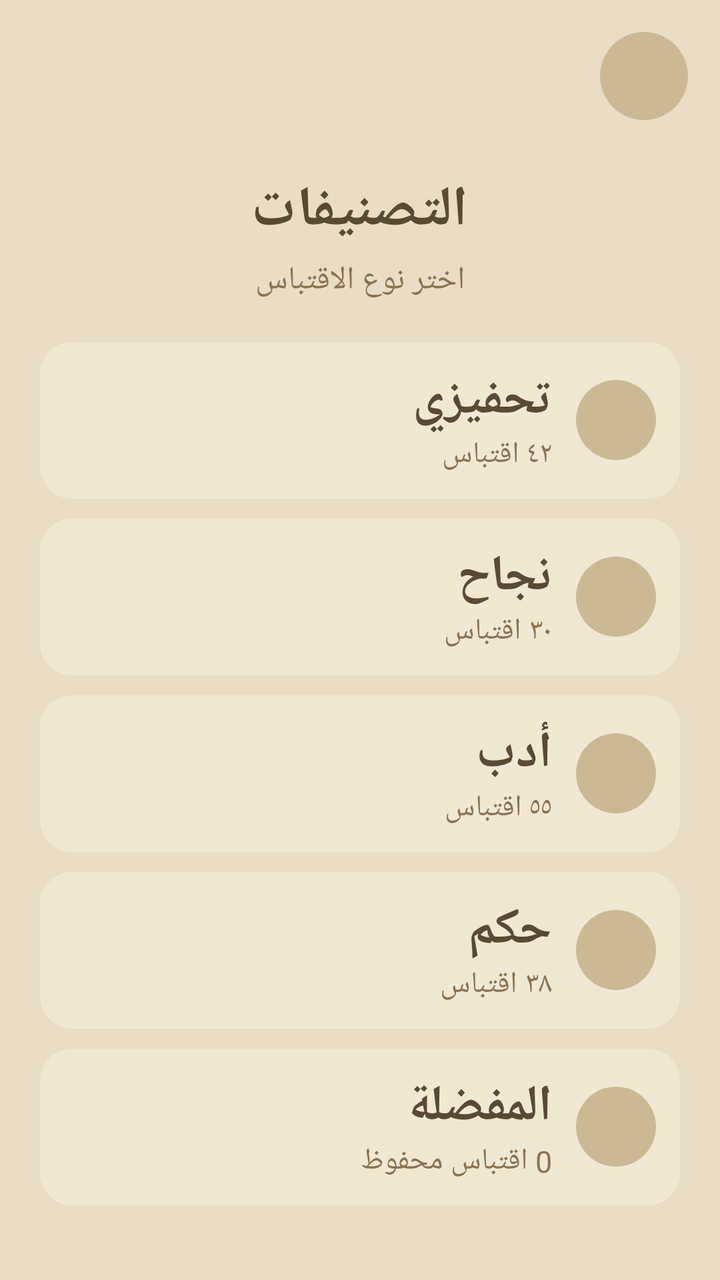
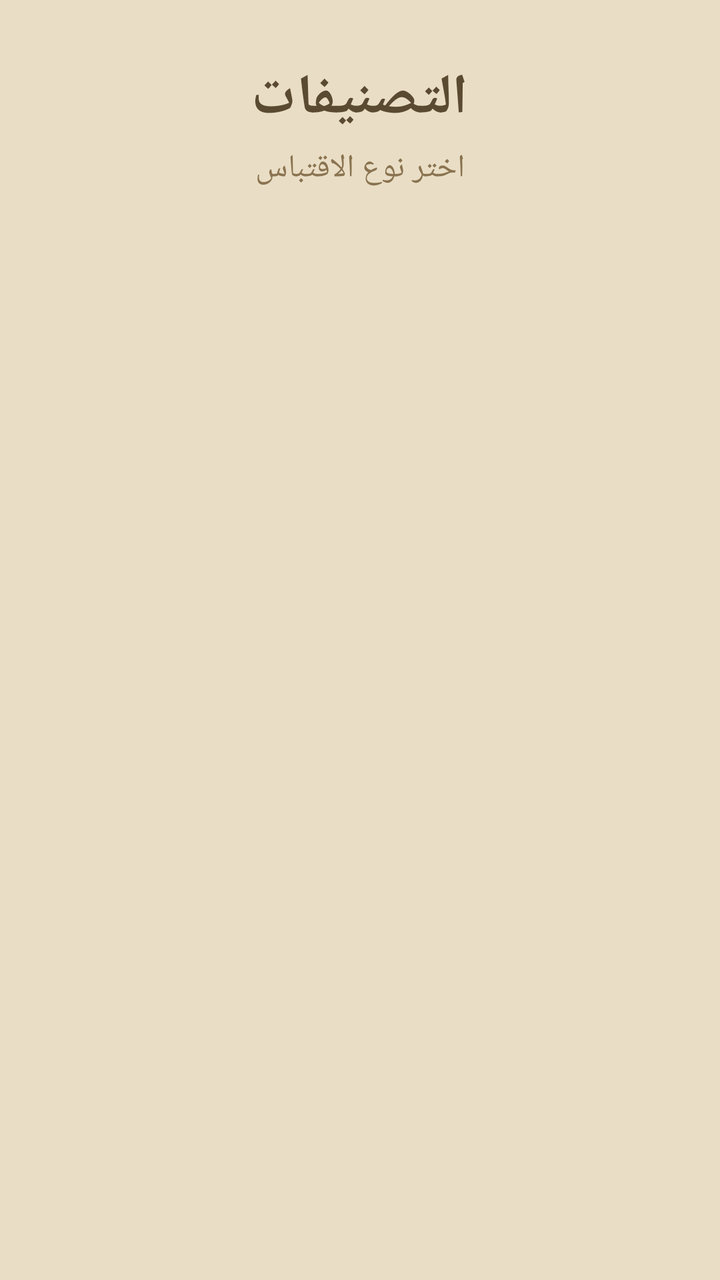

An Android layout rendered at two revisions. The XML below is the earlier revision; the diff shows what the commit changed to produce the second picture.
<!-- AndroidManifest.xml: application theme Theme.AppCompat.Light.NoActionBar -->
<!-- res/layout/fragment_categories.xml -->
<?xml version="1.0" encoding="utf-8"?>
<RelativeLayout xmlns:android="http://schemas.android.com/apk/res/android"
    android:layout_width="match_parent"
    android:layout_height="match_parent"
    android:background="@color/bg_beige"
    android:layoutDirection="rtl">

    <include
        layout="@layout/activity_header_user"
        android:layout_width="match_parent"
        android:layout_height="wrap_content"
        android:layout_alignParentTop="true" />

    <TextView
        android:id="@+id/tvTitle"
        android:layout_width="wrap_content"
        android:layout_height="wrap_content"
        android:layout_below="@id/headerUser"
        android:layout_centerHorizontal="true"
        android:layout_marginTop="10dp"
        android:text="التصنيفات"
        android:textColor="@color/brown_dark"
        android:textSize="28sp"
        android:textStyle="bold" />

    <TextView
        android:id="@+id/tvSubTitle"
        android:layout_width="wrap_content"
        android:layout_height="wrap_content"
        android:text="اختر نوع الاقتباس"
        android:textColor="@color/brown_medium"
        android:textSize="16sp"
        android:layout_below="@id/tvTitle"
        android:layout_centerHorizontal="true"
        android:layout_marginTop="5dp" />

    <ScrollView
        android:layout_width="match_parent"
        android:layout_height="wrap_content"
        android:layout_below="@+id/tvSubTitle">

        <LinearLayout
            android:id="@+id/categoriesLayout"
            android:layout_width="match_parent"
            android:layout_height="wrap_content"
            android:layout_marginStart="20dp"
            android:layout_marginTop="20dp"
            android:layout_marginEnd="20dp"
            android:layout_marginBottom="20dp"
            android:orientation="vertical">

            <LinearLayout
                android:id="@+id/layoutMotivation"
                android:layout_width="match_parent"
                android:layout_height="wrap_content"
                android:layout_marginBottom="10dp"
                android:background="@drawable/ic_card"
                android:gravity="center_vertical"
                android:orientation="horizontal"
                android:clickable="true"
                android:focusable="true"
                android:padding="12dp">

                <View
                    android:layout_width="40dp"
                    android:layout_height="40dp"
                    android:background="@drawable/ic_avatar_circle" />

                <LinearLayout
                    android:layout_width="wrap_content"
                    android:layout_height="wrap_content"
                    android:layout_marginStart="12dp"
                    android:orientation="vertical">

                    <TextView
                        android:layout_width="wrap_content"
                        android:layout_height="wrap_content"
                        android:text="تحفيزي"
                        android:textColor="@color/brown_dark"
                        android:textSize="25sp"
                        android:textStyle="bold" />

                    <TextView
                        android:layout_width="wrap_content"
                        android:layout_height="wrap_content"
                        android:text="٤٢ اقتباس"
                        android:textColor="@color/brown_medium"
                        android:textSize="15sp" />

                </LinearLayout>

            </LinearLayout>

            <LinearLayout
                android:id="@+id/layoutSuccess"
                android:layout_width="match_parent"
                android:layout_height="wrap_content"
                android:layout_marginBottom="10dp"
                android:background="@drawable/ic_card"
                android:gravity="center_vertical"
                android:orientation="horizontal"
                android:clickable="true"
                android:focusable="true"
                android:padding="12dp">

                <View
                    android:layout_width="40dp"
                    android:layout_height="40dp"
                    android:background="@drawable/ic_avatar_circle" />

                <LinearLayout
                    android:layout_width="wrap_content"
                    android:layout_height="wrap_content"
                    android:layout_marginStart="12dp"
                    android:orientation="vertical">

                    <TextView
                        android:layout_width="wrap_content"
                        android:layout_height="wrap_content"
                        android:text="نجاح"
                        android:textColor="@color/brown_dark"
                        android:textSize="25sp"
                        android:textStyle="bold" />

                    <TextView
                        android:layout_width="wrap_content"
                        android:layout_height="wrap_content"
                        android:text="٣٠ اقتباس"
                        android:textColor="@color/brown_medium"
                        android:textSize="15sp" />

                </LinearLayout>

            </LinearLayout>

            <LinearLayout
                android:id="@+id/layoutLiterature"
                android:layout_width="match_parent"
                android:layout_height="wrap_content"
                android:layout_marginBottom="10dp"
                android:background="@drawable/ic_card"
                android:gravity="center_vertical"
                android:orientation="horizontal"
                android:clickable="true"
                android:focusable="true"
                android:padding="12dp">

                <View
                    android:layout_width="40dp"
                    android:layout_height="40dp"
                    android:background="@drawable/ic_avatar_circle" />

                <LinearLayout
                    android:layout_width="wrap_content"
                    android:layout_height="wrap_content"
                    android:layout_marginStart="12dp"
                    android:orientation="vertical">

                    <TextView
                        android:layout_width="wrap_content"
                        android:layout_height="wrap_content"
                        android:text="أدب"
                        android:textColor="@color/brown_dark"
                        android:textSize="25sp"
                        android:textStyle="bold" />

                    <TextView
                        android:layout_width="wrap_content"
                        android:layout_height="wrap_content"
                        android:text="٥٥ اقتباس"
                        android:textColor="@color/brown_medium"
                        android:textSize="15sp" />

                </LinearLayout>

            </LinearLayout>

            <LinearLayout
                android:id="@+id/layoutWisdom"
                android:layout_width="match_parent"
                android:layout_height="wrap_content"
                android:layout_marginBottom="10dp"
                android:background="@drawable/ic_card"
                android:gravity="center_vertical"
                android:orientation="horizontal"
                android:clickable="true"
                android:focusable="true"
                android:padding="12dp">

                <View
                    android:layout_width="40dp"
                    android:layout_height="40dp"
                    android:background="@drawable/ic_avatar_circle" />

                <LinearLayout
                    android:layout_width="wrap_content"
                    android:layout_height="wrap_content"
                    android:layout_marginStart="12dp"
                    android:orientation="vertical">

                    <TextView
                        android:layout_width="wrap_content"
                        android:layout_height="wrap_content"
                        android:text="حكم"
                        android:textColor="@color/brown_dark"
                        android:textSize="25sp"
                        android:textStyle="bold" />

                    <TextView
                        android:layout_width="wrap_content"
                        android:layout_height="wrap_content"
                        android:text="٣٨ اقتباس"
                        android:textColor="@color/brown_medium"
                        android:textSize="15sp" />

                </LinearLayout>

            </LinearLayout>

            <LinearLayout
                android:id="@+id/layoutFavorites"
                android:layout_width="match_parent"
                android:layout_height="wrap_content"
                android:background="@drawable/ic_card"
                android:gravity="center_vertical"
                android:orientation="horizontal"
                android:clickable="true"
                android:focusable="true"
                android:padding="12dp">

                <View
                    android:layout_width="40dp"
                    android:layout_height="40dp"
                    android:background="@drawable/ic_avatar_circle" />

                <LinearLayout
                    android:layout_width="wrap_content"
                    android:layout_height="wrap_content"
                    android:layout_marginStart="12dp"
                    android:orientation="vertical">

                    <TextView
                        android:layout_width="wrap_content"
                        android:layout_height="wrap_content"
                        android:text="المفضلة"
                        android:textColor="@color/brown_dark"
                        android:textSize="25sp"
                        android:textStyle="bold" />

                    <TextView
                        android:id="@+id/tvFavoritesCount"
                        android:layout_width="wrap_content"
                        android:layout_height="wrap_content"
                        android:text="0 اقتباس محفوظ"
                        android:textColor="@color/brown_medium"
                        android:textSize="15sp" />

                </LinearLayout>

            </LinearLayout>

        </LinearLayout>
    </ScrollView>

</RelativeLayout>
<!-- res/layout/activity_header_user.xml (included above) -->
<?xml version="1.0" encoding="utf-8"?>
<LinearLayout xmlns:android="http://schemas.android.com/apk/res/android"
    android:id="@+id/headerUser"
    android:layout_width="match_parent"
    android:layout_height="wrap_content"
    android:orientation="horizontal"
    android:gravity="center_vertical"
    android:padding="16dp"
    android:layoutDirection="rtl">

    <ImageView
        android:id="@+id/ivHeaderAvatar"
        android:layout_width="44dp"
        android:layout_height="44dp"
        android:background="@drawable/ic_avatar_circle"
        android:scaleType="centerCrop" />

    <TextView
        android:id="@+id/tvHeaderGreeting"
        android:layout_width="wrap_content"
        android:layout_height="wrap_content"
        android:layout_marginStart="10dp"
        android:textColor="@color/brown_dark"
        android:textSize="15sp"
        android:textStyle="bold" />

</LinearLayout>
<!-- resources referenced by this layout -->
<resources>
  <color name="bg_beige">#E9DEC5</color>
  <color name="brown_dark">#5A4A32</color>
  <color name="brown_medium">#8A7350</color>
  <!-- drawable ic_avatar_circle (drawable) -->
  <?xml version="1.0" encoding="utf-8"?>
  <shape xmlns:android="http://schemas.android.com/apk/res/android"
      android:shape="oval">
      <solid android:color="@color/avatar_circle" />
  </shape>
  <!-- drawable ic_card (drawable) -->
  <?xml version="1.0" encoding="utf-8"?>
  <shape xmlns:android="http://schemas.android.com/apk/res/android"
      android:shape="rectangle">
      <solid android:color="@color/card_beige" />
      <corners android:radius="16dp" />
  </shape>
  <color name="avatar_circle">#CBB994</color>
  <color name="card_beige">#F1E8D4</color>
</resources>

<!-- the commit's change to res/layout/fragment_categories.xml (unified diff, before → after) -->
@@ -5,19 +5,13 @@
     android:background="@color/bg_beige"
     android:layoutDirection="rtl">
 
-    <include
-        layout="@layout/activity_header_user"
-        android:layout_width="match_parent"
-        android:layout_height="wrap_content"
-        android:layout_alignParentTop="true" />
-
     <TextView
         android:id="@+id/tvTitle"
         android:layout_width="wrap_content"
         android:layout_height="wrap_content"
-        android:layout_below="@id/headerUser"
+        android:layout_alignParentTop="true"
         android:layout_centerHorizontal="true"
-        android:layout_marginTop="10dp"
+        android:layout_marginTop="30dp"
         android:text="التصنيفات"
         android:textColor="@color/brown_dark"
         android:textSize="28sp"
@@ -34,260 +28,15 @@
         android:layout_centerHorizontal="true"
         android:layout_marginTop="5dp" />
 
-    <ScrollView
+    <ListView
+        android:id="@+id/lvCategories"
         android:layout_width="match_parent"
         android:layout_height="wrap_content"
-        android:layout_below="@+id/tvSubTitle">
-
-        <LinearLayout
-            android:id="@+id/categoriesLayout"
-            android:layout_width="match_parent"
-            android:layout_height="wrap_content"
-            android:layout_marginStart="20dp"
-            android:layout_marginTop="20dp"
-            android:layout_marginEnd="20dp"
-            android:layout_marginBottom="20dp"
-            android:orientation="vertical">
-
-            <LinearLayout
-                android:id="@+id/layoutMotivation"
-                android:layout_width="match_parent"
-                android:layout_height="wrap_content"
-                android:layout_marginBottom="10dp"
-                android:background="@drawable/ic_card"
-                android:gravity="center_vertical"
-                android:orientation="horizontal"
-                android:clickable="true"
-                android:focusable="true"
-                android:padding="12dp">
-
-                <View
-                    android:layout_width="40dp"
-                    android:layout_height="40dp"
-                    android:background="@drawable/ic_avatar_circle" />
-
-                <LinearLayout
-                    android:layout_width="wrap_content"
-                    android:layout_height="wrap_content"
-                    android:layout_marginStart="12dp"
-                    android:orientation="vertical">
-
-                    <TextView
-                        android:layout_width="wrap_content"
-                        android:layout_height="wrap_content"
-                        android:text="تحفيزي"
-                        android:textColor="@color/brown_dark"
-                        android:textSize="25sp"
-                        android:textStyle="bold" />
-
-                    <TextView
-                        android:layout_width="wrap_content"
-                        android:layout_height="wrap_content"
-                        android:text="٤٢ اقتباس"
-                        android:textColor="@color/brown_medium"
-                        android:textSize="15sp" />
-
-                </LinearLayout>
-
-            </LinearLayout>
-
-            <LinearLayout
-                android:id="@+id/layoutSuccess"
-                android:layout_width="match_parent"
-                android:layout_height="wrap_content"
-                android:layout_marginBottom="10dp"
-                android:background="@drawable/ic_card"
-                android:gravity="center_vertical"
-                android:orientation="horizontal"
-                android:clickable="true"
-                android:focusable="true"
-                android:padding="12dp">
-
-                <View
-                    android:layout_width="40dp"
-                    android:layout_height="40dp"
-                    android:background="@drawable/ic_avatar_circle" />
-
-                <LinearLayout
-                    android:layout_width="wrap_content"
-                    android:layout_height="wrap_content"
-                    android:layout_marginStart="12dp"
-                    android:orientation="vertical">
-
-                    <TextView
-                        android:layout_width="wrap_content"
-                        android:layout_height="wrap_content"
-                        android:text="نجاح"
-                        android:textColor="@color/brown_dark"
-                        android:textSize="25sp"
-                        android:textStyle="bold" />
-
-                    <TextView
-                        android:layout_width="wrap_content"
-                        android:layout_height="wrap_content"
-                        android:text="٣٠ اقتباس"
-                        android:textColor="@color/brown_medium"
-                        android:textSize="15sp" />
-
-                </LinearLayout>
-
-            </LinearLayout>
-
-            <LinearLayout
-                android:id="@+id/layoutLiterature"
-                android:layout_width="match_parent"
-                android:layout_height="wrap_content"
-                android:layout_marginBottom="10dp"
-                android:background="@drawable/ic_card"
-                android:gravity="center_vertical"
-                android:orientation="horizontal"
-                android:clickable="true"
-                android:focusable="true"
-                android:padding="12dp">
-
-                <View
-                    android:layout_width="40dp"
-                    android:layout_height="40dp"
-                    android:background="@drawable/ic_avatar_circle" />
-
-                <LinearLayout
-                    android:layout_width="wrap_content"
-                    android:layout_height="wrap_content"
-                    android:layout_marginStart="12dp"
-                    android:orientation="vertical">
-
-                    <TextView
-                        android:layout_width="wrap_content"
-                        android:layout_height="wrap_content"
-                        android:text="أدب"
-                        android:textColor="@color/brown_dark"
-                        android:textSize="25sp"
-                        android:textStyle="bold" />
-
-                    <TextView
-                        android:layout_width="wrap_content"
-                        android:layout_height="wrap_content"
-                        android:text="٥٥ اقتباس"
-                        android:textColor="@color/brown_medium"
-                        android:textSize="15sp" />
-
-                </LinearLayout>
-
-            </LinearLayout>
-
-            <LinearLayout
-                android:id="@+id/layoutWisdom"
-                android:layout_width="match_parent"
-                android:layout_height="wrap_content"
-                android:layout_marginBottom="10dp"
-                android:background="@drawable/ic_card"
-                android:gravity="center_vertical"
-                android:orientation="horizontal"
-                android:clickable="true"
-                android:focusable="true"
-                android:padding="12dp">
-
-                <View
-                    android:layout_width="40dp"
-                    android:layout_height="40dp"
-                    android:background="@drawable/ic_avatar_circle" />
-
-                <LinearLayout
-                    android:layout_width="wrap_content"
-                    android:layout_height="wrap_content"
-                    android:layout_marginStart="12dp"
-                    android:orientation="vertical">
-
-                    <TextView
-                        android:layout_width="wrap_content"
-                        android:layout_height="wrap_content"
-                        android:text="حكم"
-                        android:textColor="@color/brown_dark"
-                        android:textSize="25sp"
-                        android:textStyle="bold" />
-
-                    <TextView
-                        android:layout_width="wrap_content"
-                        android:layout_height="wrap_content"
-                        android:text="٣٨ اقتباس"
-                        android:textColor="@color/brown_medium"
-                        android:textSize="15sp" />
-
-                </LinearLayout>
-
-            </LinearLayout>
-
-            <LinearLayout
-                android:id="@+id/layoutFavorites"
-                android:layout_width="match_parent"
-                android:layout_height="wrap_content"
-                android:background="@drawable/ic_card"
-                android:gravity="center_vertical"
-                android:orientation="horizontal"
-                android:clickable="true"
-                android:focusable="true"
-                android:padding="12dp">
-
-                <View
-                    android:layout_width="40dp"
-                    android:layout_height="40dp"
-                    android:background="@drawable/ic_avatar_circle" />
-
-                <LinearLayout
-                    android:layout_width="wrap_content"
-                    android:layout_height="wrap_content"
-                    android:layout_marginStart="12dp"
-                    android:orientation="vertical">
-
-                    <TextView
-                        android:layout_width="wrap_content"
-                        android:layout_height="wrap_content"
-                        android:text="المفضلة"
-                        android:textColor="@color/brown_dark"
-                        android:textSize="25sp"
-                        android:textStyle="bold" />
-
-                    <TextView
-                        android:id="@+id/tvFavoritesCount"
-                        android:layout_width="wrap_content"
-                        android:layout_height="wrap_content"
-                        android:text="0 اقتباس محفوظ"
-                        android:textColor="@color/brown_medium"
-                        android:textSize="15sp" />
-
-                </LinearLayout>
-
-            </LinearLayout>
-
-        </LinearLayout>
-    </ScrollView>
+        android:layout_below="@id/tvSubTitle"
+        android:layout_marginStart="20dp"
+        android:layout_marginTop="20dp"
+        android:layout_marginEnd="20dp"
+        android:divider="@null"
+        android:dividerHeight="0dp" />
 
 </RelativeLayout>
-<!-- res/layout/activity_header_user.xml (included above) -->
-<?xml version="1.0" encoding="utf-8"?>
-<LinearLayout xmlns:android="http://schemas.android.com/apk/res/android"
-    android:id="@+id/headerUser"
-    android:layout_width="match_parent"
-    android:layout_height="wrap_content"
-    android:orientation="horizontal"
-    android:gravity="center_vertical"
-    android:padding="16dp"
-    android:layoutDirection="rtl">
-
-    <ImageView
-        android:id="@+id/ivHeaderAvatar"
-        android:layout_width="44dp"
-        android:layout_height="44dp"
-        android:background="@drawable/ic_avatar_circle"
-        android:scaleType="centerCrop" />
-
-    <TextView
-        android:id="@+id/tvHeaderGreeting"
-        android:layout_width="wrap_content"
-        android:layout_height="wrap_content"
-        android:layout_marginStart="10dp"
-        android:textColor="@color/brown_dark"
-        android:textSize="15sp"
-        android:textStyle="bold" />
-
-</LinearLayout>
<!-- resource entries referenced after the edit -->
@@ -3,20 +3,5 @@
   <color name="bg_beige">#E9DEC5</color>
   <color name="brown_dark">#5A4A32</color>
   <color name="brown_medium">#8A7350</color>
-  <!-- drawable ic_avatar_circle (drawable) -->
-  <?xml version="1.0" encoding="utf-8"?>
-  <shape xmlns:android="http://schemas.android.com/apk/res/android"
-      android:shape="oval">
-      <solid android:color="@color/avatar_circle" />
-  </shape>
-  <!-- drawable ic_card (drawable) -->
-  <?xml version="1.0" encoding="utf-8"?>
-  <shape xmlns:android="http://schemas.android.com/apk/res/android"
-      android:shape="rectangle">
-      <solid android:color="@color/card_beige" />
-      <corners android:radius="16dp" />
-  </shape>
-  <color name="avatar_circle">#CBB994</color>
-  <color name="card_beige">#F1E8D4</color>
 </resources>
 
